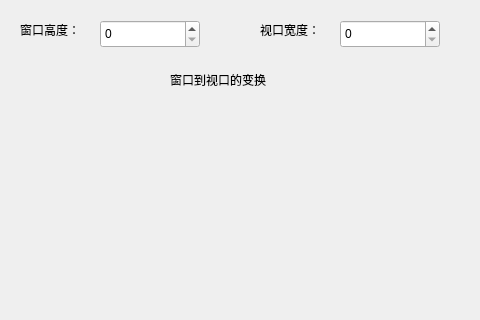
This is cgExperiment13ViewportTransformation/mainwindow.ui in fazer-y/CG as Qt 5 draws it before an edit; both pictures show x 280 to 760 and y 0 to 320 of the 1000 by 600 pixel window. The edited form follows.
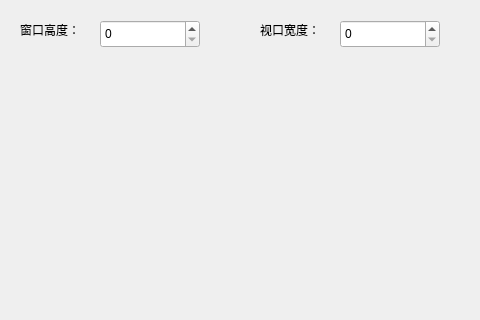
This is the edited form.

Commit message: 实验13窗口与视口变换

```diff
--- a/cgExperiment13ViewportTransformation/mainwindow.ui
+++ b/cgExperiment13ViewportTransformation/mainwindow.ui
@@ -106,19 +106,6 @@
      </rect>
     </property>
    </widget>
-   <widget class="QLabel" name="label_5">
-    <property name="geometry">
-     <rect>
-      <x>450</x>
-      <y>70</y>
-      <width>141</width>
-      <height>20</height>
-     </rect>
-    </property>
-    <property name="text">
-     <string>窗口到视口的变换</string>
-    </property>
-   </widget>
   </widget>
   <widget class="QMenuBar" name="menubar">
    <property name="geometry">
```
The commit also changes 2 other files.
